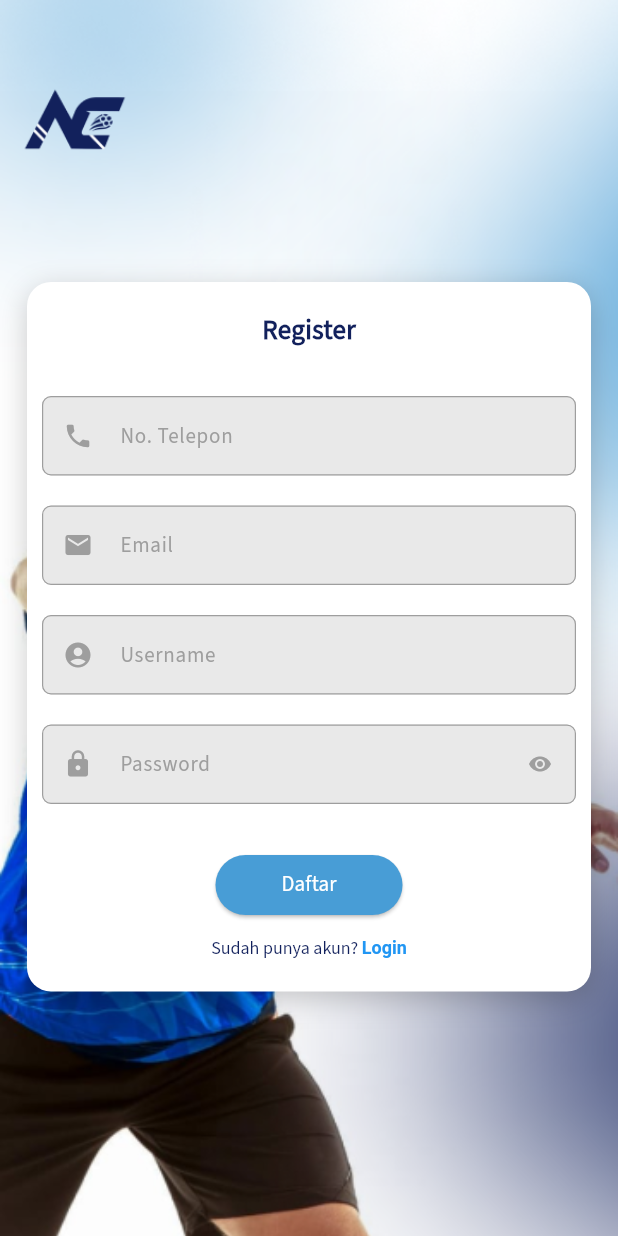
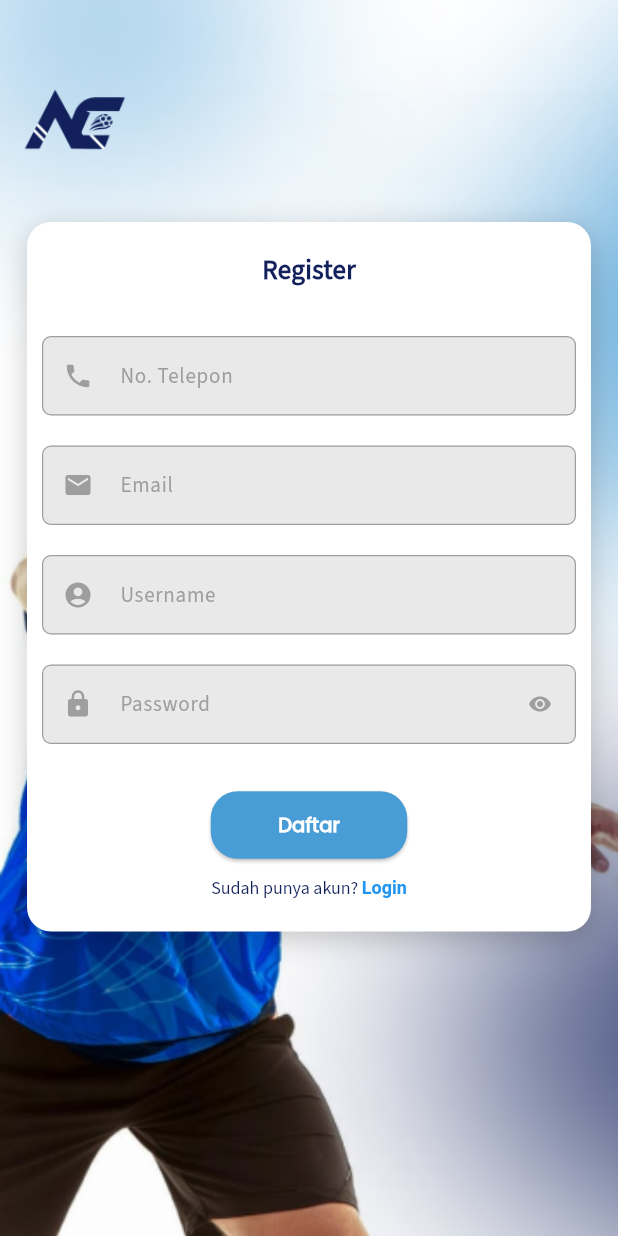
Before and after one commit to iammburg/arena-connect, a Flutter app: the screen it shows after launch, after a tap on "Daftar", on a phone screen of 412 x 824 dp. Run offline on Flutter 3.47's test engine with Material 3 defaults, Android fonts, the phone set to English and light mode, and no system bars.

Commit message:
fix: refactor font families and add theme config

```diff
--- a/lib/authentication/register.dart
+++ b/lib/authentication/register.dart
@@ -1,3 +1,4 @@
+import 'package:arena_connect/config/theme.dart';
 import 'package:flutter/gestures.dart';
 import 'package:flutter/material.dart';
 
@@ -43,7 +44,7 @@ class RegisterPageState extends State<RegisterPage> {
                       ),
                     ],
                   ),
-                  const SizedBox(height: 50)
+                  const SizedBox(height: 10)
                 ],
               ),
               Center(
@@ -73,7 +74,7 @@ class RegisterPageState extends State<RegisterPage> {
                                 color: Color(0xFF12215C),
                                 fontSize: 18,
                                 fontWeight: FontWeight.bold,
-                                fontFamily: "SourceSans3"),
+                                fontFamily: "Source Sans Pro"),
                           ),
                         ),
                         const SizedBox(height: 30),
@@ -101,7 +102,7 @@ class RegisterPageState extends State<RegisterPage> {
                             ),
                           ),
                           style: const TextStyle(
-                              fontFamily: "SourceSans3",
+                              fontFamily: "Source Sans Pro",
                               fontWeight: FontWeight.w100,
                               color: Color(0xFF0A0A0A),
                               fontSize: 14),
@@ -131,7 +132,7 @@ class RegisterPageState extends State<RegisterPage> {
                             ),
                           ),
                           style: const TextStyle(
-                              fontFamily: "SourceSans3",
+                              fontFamily: "Source Sans Pro",
                               fontWeight: FontWeight.w100,
                               color: Color(0xFF0A0A0A),
                               fontSize: 14),
@@ -161,7 +162,7 @@ class RegisterPageState extends State<RegisterPage> {
                             ),
                           ),
                           style: const TextStyle(
-                              fontFamily: "SourceSans3",
+                              fontFamily: "Source Sans Pro",
                               fontWeight: FontWeight.w100,
                               color: Color(0xFF0A0A0A),
                               fontSize: 14),
@@ -205,7 +206,7 @@ class RegisterPageState extends State<RegisterPage> {
                             ),
                           ),
                           style: const TextStyle(
-                            fontFamily: "SourceSans3",
+                            fontFamily: "Source Sans Pro",
                             fontWeight: FontWeight.w100,
                             color: Color(0xFF0A0A0A),
                             fontSize: 14,
@@ -216,18 +217,10 @@ class RegisterPageState extends State<RegisterPage> {
                           onPressed: () {
                             Navigator.pushNamed(context, '/register');
                           },
-                          style: ElevatedButton.styleFrom(
-                            backgroundColor: const Color(0xFF489DD6),
-                          ),
-                          child: const Padding(
-                            padding: EdgeInsets.symmetric(
-                                vertical: 8, horizontal: 20),
-                            child: Text(
-                              "Daftar",
-                              style: TextStyle(
-                                  fontFamily: 'SourceSans3',
-                                  color: Color(0xFFffffff)),
-                            ),
+                          style: shortButtonSecondary,
+                          child: Text(
+                            "Daftar",
+                            style: buttonFont3,
                           ),
                         ),
                         const SizedBox(height: 10),
@@ -237,7 +230,7 @@ class RegisterPageState extends State<RegisterPage> {
                             style: const TextStyle(
                               fontSize: 12,
                               color: Color(0xFF12215C),
-                              fontFamily: "SourceSans3",
+                              fontFamily: "Source Sans Pro",
                             ),
                             children: <TextSpan>[
                               TextSpan(
--- a/lib/homescreen.dart
+++ b/lib/homescreen.dart
@@ -1,4 +1,5 @@
 import 'package:flutter/material.dart';
+import 'package:arena_connect/config/theme.dart';
 
 class HomeScreen extends StatelessWidget {
   const HomeScreen({super.key});
@@ -35,14 +36,10 @@ class HomeScreen extends StatelessWidget {
                       ),
                     ],
                   ),
-                  const Center(
+                  Center(
                     child: Text(
                       "Welcome to Arena Connect",
-                      style: TextStyle(
-                          fontFamily: "Kanit",
-                          color: Color(0xFF12215C),
-                          fontWeight: FontWeight.bold,
-                          fontSize: 20),
+                      style: superFont1,
                     ),
                   )
                 ],
@@ -61,41 +58,25 @@ class HomeScreen extends StatelessWidget {
                             onPressed: () {
                               Navigator.pushNamed(context, '/login');
                             },
-                            style: ElevatedButton.styleFrom(
-                              backgroundColor: const Color(0xFF489DD6),
-                            ),
-                            child: const Padding(
-                              padding: EdgeInsets.symmetric(
-                                  vertical: 8, horizontal: 18),
-                              child: Text(
-                                "Masuk",
-                                style: TextStyle(
-                                    fontFamily: 'SourceSans3',
-                                    color: Color(0xFFffffff)),
-                              ),
+                            style: shortButtonSecondary,
+                            child: Text(
+                              "Masuk",
+                              style: buttonFont3,
                             ),
                           ),
                           ElevatedButton(
                             onPressed: () {
                               Navigator.pushNamed(context, '/register');
                             },
-                            style: ElevatedButton.styleFrom(
-                              backgroundColor: const Color(0xFF12215C),
-                            ),
-                            child: const Padding(
-                              padding: EdgeInsets.symmetric(
-                                  vertical: 8, horizontal: 18),
-                              child: Text(
-                                "Daftar",
-                                style: TextStyle(
-                                    fontFamily: 'SourceSans3',
-                                    color: Color(0xFFffffff)),
-                              ),
+                            style: shortButtonPrimary,
+                            child: Text(
+                              "Daftar",
+                              style: buttonFont3,
                             ),
                           ),
                         ],
                       ),
-                      const SizedBox(height: 40),
+                      const SizedBox(height: 10),
                     ],
                   ),
                 ),
--- a/pubspec.yaml
+++ b/pubspec.yaml
@@ -22,9 +22,9 @@ flutter:
         - images/arena-connect1.png
 
     fonts:
-        - family: Kanit
+        - family: Poppins
           fonts:
-              - asset: fonts/Kanit-Regular.ttf
-        - family: SourceSans3
+              - asset: fonts/Poppins-Regular.ttf
+        - family: Source Sans Pro
           fonts:
               - asset: fonts/SourceSans3-Regular.ttf
```
Also changed, not shown: lib/authentication/login.dart (+9 -16 lines), lib/config/theme.dart (added, +229 -0 lines), fonts/Kanit-Regular.ttf (deleted), fonts/Poppins-Regular.ttf (added).
